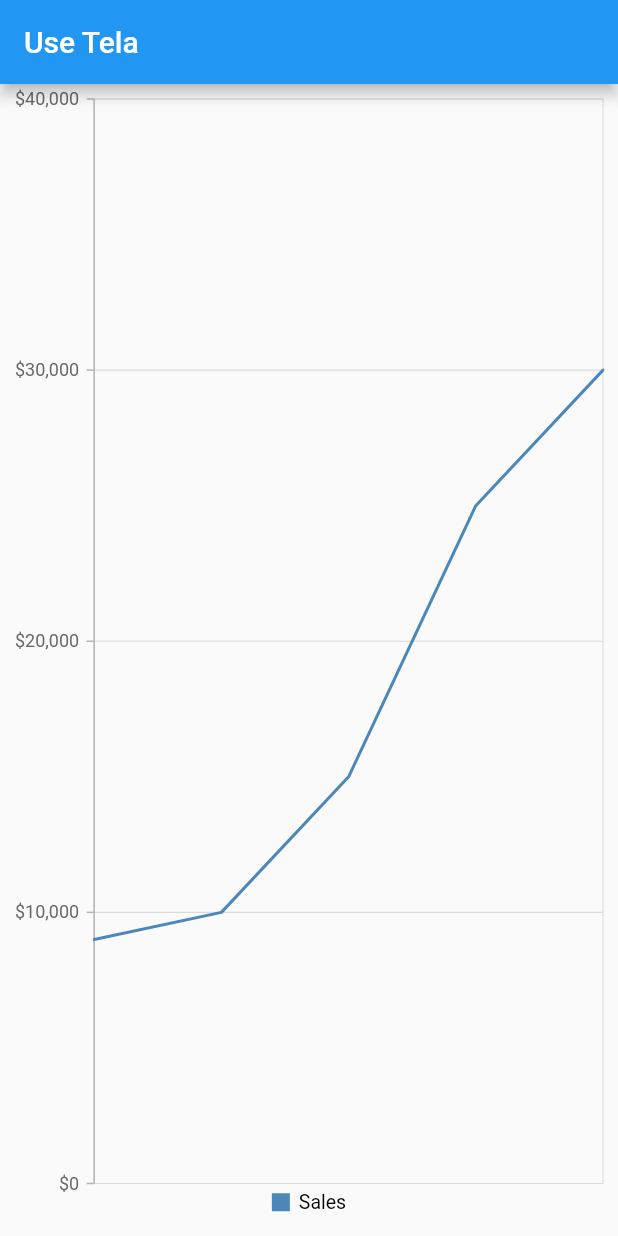
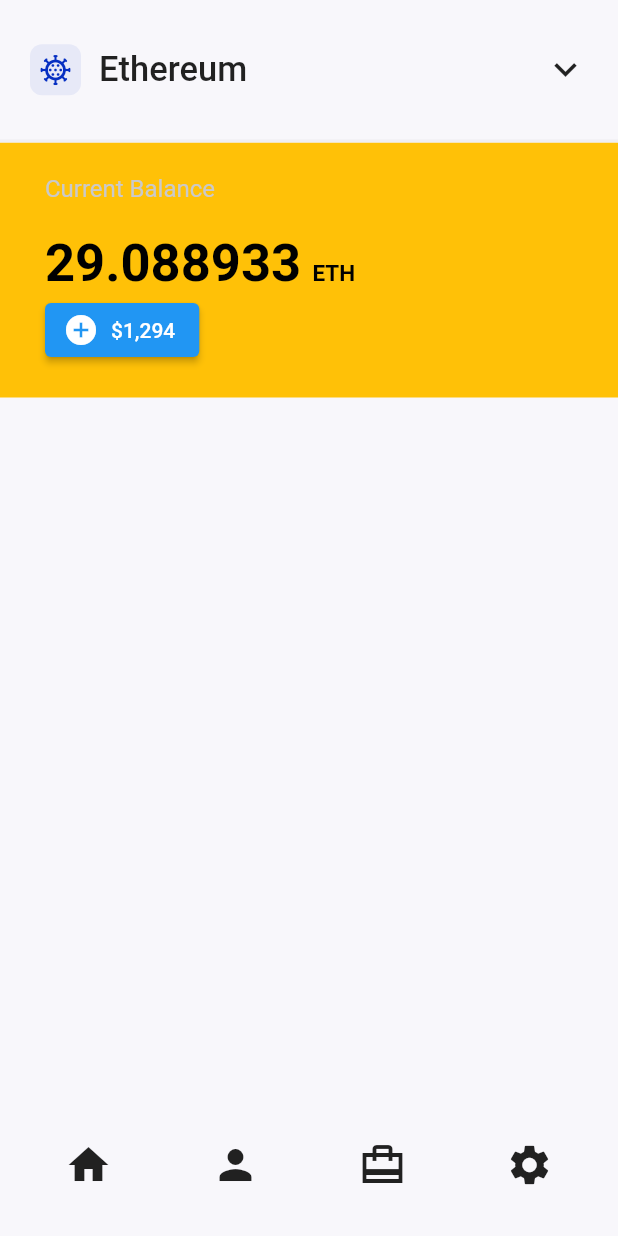
Before and after one commit to derek-alves/flutter-ui-study, a Flutter app: the screen it shows after launch, on a phone screen of 412 x 824 dp. Run offline on Flutter 3.47's test engine with Material 2 defaults, Android fonts, the phone set to English and light mode, and no system bars; our stand-ins replace syncfusion_flutter_charts.

Commit message:
App bar, header and bottom bar done

```diff
--- a/lib/src/ui/use_tela_1/use_tela_1_page.dart
+++ b/lib/src/ui/use_tela_1/use_tela_1_page.dart
@@ -1,6 +1,7 @@
 import 'package:flutter/material.dart';
-import 'package:intl/intl.dart';
 import 'package:syncfusion_flutter_charts/charts.dart';
+
+import 'widgets/widgets.dart';
 
 class UseTela1Page extends StatefulWidget {
   static const routeName = '/use-tela-1';
@@ -34,34 +35,40 @@
   Widget build(BuildContext context) {
     return SafeArea(
       child: Scaffold(
-        appBar: AppBar(
-          title: const Text('Use Tela'),
+        backgroundColor: const Color(0xffF8F7FB),
+        appBar: AppBar1Widget(),
+        body: Column(
+          children: const [
+            Header1Widet(),
+          ],
         ),
-        body: SfCartesianChart(
-          legend: Legend(isVisible: true),
-          enableAxisAnimation: true,
-          tooltipBehavior: _tooltipBehavior,
-          trackballBehavior: _trackballBehavior,
-          series: [
-            LineSeries(
-              name: 'Sales',
-              dataSource: _chartData,
-              onPointTap: (ChartPointDetails details) {
-                print(details.pointIndex);
-              },
-              xValueMapper: (SalesData sales, _) => sales.year,
-              yValueMapper: (SalesData sales, _) => sales.sales,
-              dataLabelSettings: const DataLabelSettings(isVisible: false),
-              enableTooltip: true,
-            )
-          ],
-          primaryXAxis: NumericAxis(
-            isVisible: false,
-          ),
-          primaryYAxis: NumericAxis(
-            numberFormat: NumberFormat.simpleCurrency(decimalDigits: 0),
-            desiredIntervals: _chartData.length,
-            edgeLabelPlacement: EdgeLabelPlacement.shift,
+        bottomNavigationBar: BottomAppBar(
+          elevation: 0,
+          color: const Color(0xffF8F7FB),
+          child: Container(
+            padding: const EdgeInsets.symmetric(horizontal: 10),
+            height: 95,
+            child: Row(
+              mainAxisAlignment: MainAxisAlignment.spaceAround,
+              children: const [
+                Icon(
+                  Icons.home,
+                  size: 32,
+                ),
+                Icon(
+                  Icons.person,
+                  size: 32,
+                ),
+                Icon(
+                  Icons.wallet_travel_sharp,
+                  size: 32,
+                ),
+                Icon(
+                  Icons.settings,
+                  size: 32,
+                ),
+              ],
+            ),
           ),
         ),
       ),
@@ -85,3 +92,33 @@
 
   SalesData(this.year, this.sales);
 }
+
+
+
+  // SfCartesianChart(
+        //   legend: Legend(isVisible: true),
+        //   enableAxisAnimation: true,
+        //   tooltipBehavior: _tooltipBehavior,
+        //   trackballBehavior: _trackballBehavior,
+        //   series: [
+        //     LineSeries(
+        //       name: 'Sales',
+        //       dataSource: _chartData,
+        //       onPointTap: (ChartPointDetails details) {
+        //         print(details.pointIndex);
+        //       },
+        //       xValueMapper: (SalesData sales, _) => sales.year,
+        //       yValueMapper: (SalesData sales, _) => sales.sales,
+        //       dataLabelSettings: const DataLabelSettings(isVisible: false),
+        //       enableTooltip: true,
+        //     )
+        //   ],
+        //   primaryXAxis: NumericAxis(
+        //     isVisible: false,
+        //   ),
+        //   primaryYAxis: NumericAxis(
+        //     numberFormat: NumberFormat.simpleCurrency(decimalDigits: 0),
+        //     desiredIntervals: _chartData.length,
+        //     edgeLabelPlacement: EdgeLabelPlacement.shift,
+        //   ),
+        // ),
--- /dev/null
+++ b/lib/src/ui/use_tela_1/widgets/app_bar_1_widget.dart
@@ -0,0 +1,57 @@
+import 'package:flutter/cupertino.dart';
+import 'package:flutter/material.dart';
+
+class AppBar1Widget extends PreferredSize {
+  AppBar1Widget({Key? key})
+      : super(
+          key: key,
+          preferredSize: const Size.fromHeight(95),
+          child: Container(
+            padding: const EdgeInsets.symmetric(horizontal: 20),
+            height: 95,
+            decoration: const BoxDecoration(
+              border: Border(
+                bottom: BorderSide(
+                  width: 2,
+                  color: Color(0xffEFEEF2),
+                ),
+              ),
+            ),
+            child: Row(
+              crossAxisAlignment: CrossAxisAlignment.center,
+              mainAxisAlignment: MainAxisAlignment.spaceBetween,
+              children: [
+                Row(
+                  children: [
+                    Container(
+                      margin: const EdgeInsets.only(right: 12),
+                      padding: const EdgeInsets.all(5),
+                      decoration: BoxDecoration(
+                        color: const Color(0xff647DDA).withAlpha(30),
+                        borderRadius: const BorderRadius.all(
+                          Radius.circular(8),
+                        ),
+                      ),
+                      child: const Icon(
+                        Icons.coronavirus_outlined,
+                        color: Color(0xff062FC2),
+                      ),
+                    ),
+                    const Text(
+                      "Ethereum",
+                      style: TextStyle(
+                        fontSize: 23,
+                        fontWeight: FontWeight.w500,
+                      ),
+                    )
+                  ],
+                ),
+                const Icon(
+                  Icons.keyboard_arrow_down_outlined,
+                  size: 30,
+                )
+              ],
+            ),
+          ),
+        );
+}
--- /dev/null
+++ b/lib/src/ui/use_tela_1/widgets/header_1_widet.dart
@@ -0,0 +1,56 @@
+import 'package:flutter/cupertino.dart';
+import 'package:flutter/material.dart';
+
+class Header1Widet extends StatelessWidget {
+  const Header1Widet({Key? key}) : super(key: key);
+
+  @override
+  Widget build(BuildContext context) {
+    return Container(
+      color: Colors.amber,
+      padding: const EdgeInsets.symmetric(
+        horizontal: 30,
+      ),
+      height: 170,
+      width: double.maxFinite,
+      child: Column(
+        mainAxisAlignment: MainAxisAlignment.center,
+        crossAxisAlignment: CrossAxisAlignment.start,
+        children: [
+          const Text(
+            "Current Balance",
+            style: TextStyle(color: Color(0xffCAC9CB), fontSize: 16),
+          ),
+          const SizedBox(
+            height: 20,
+          ),
+          RichText(
+            text: const TextSpan(
+              text: "29.088933",
+              style: TextStyle(
+                color: Colors.black,
+                fontSize: 35,
+                fontWeight: FontWeight.bold,
+              ),
+              children: [
+                TextSpan(
+                  text: "  ETH",
+                  style: TextStyle(
+                    color: Colors.black,
+                    fontSize: 15,
+                    fontWeight: FontWeight.bold,
+                  ),
+                ),
+              ],
+            ),
+          ),
+          ElevatedButton.icon(
+            onPressed: () {},
+            icon: const Icon(Icons.add_circle),
+            label: const Text("\$1,294"),
+          )
+        ],
+      ),
+    );
+  }
+}
--- /dev/null
+++ b/lib/src/ui/use_tela_1/widgets/widgets.dart
@@ -0,0 +1,2 @@
+export 'app_bar_1_widget.dart';
+export 'header_1_widet.dart';
```
